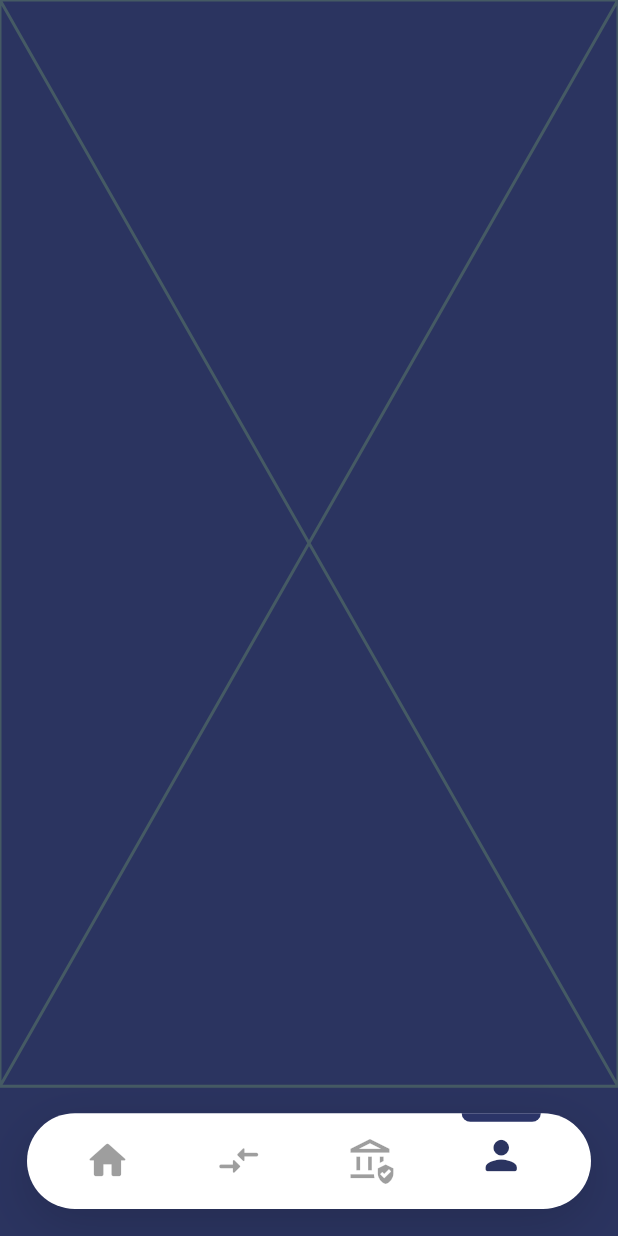
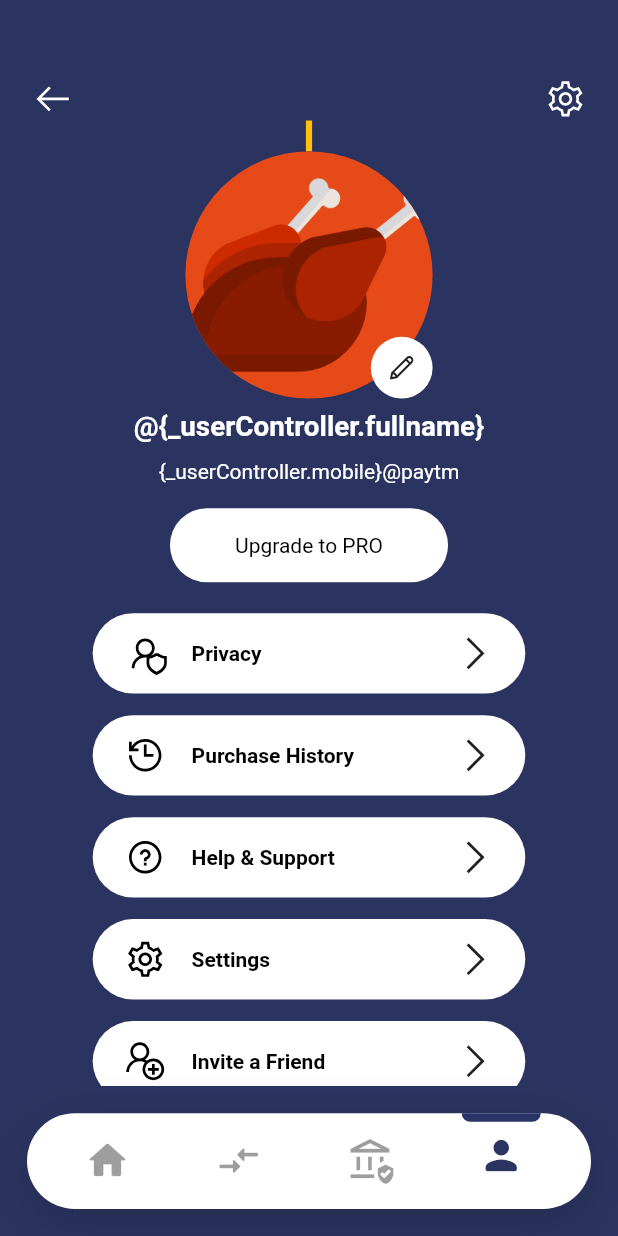
Before and after one commit to Anthracite2-0/coalTrackingApp, a Flutter app: the NavigationContainer screen opened directly, after a tap on the "compare arrows" icon, after a tap on the "person" icon, on a phone screen of 412 x 824 dp. Run offline on Flutter 3.47's test engine with Material 2 defaults, Android fonts, the phone set to English and light mode, and no system bars; our stand-ins replace animated_theme_switcher, flutter_screenutil, flutter_secure_storage, flutter_svg, geocoding, geolocator and 4 more; missing offline and left inert: custom_info_window, flutter_geocoder, flutter_polyline_points; accounts and stored records are empty.

Commit message:
profile page

```diff
--- a/lib/views/navigation_container.dart
+++ b/lib/views/navigation_container.dart
@@ -1,3 +1,5 @@
+import 'package:coal_tracking_app/views/pages/empty.dart';
+import 'package:coal_tracking_app/views/pages/profile_folder/profile.dart';
 import 'package:flutter/cupertino.dart';
 import 'package:flutter/material.dart';
 import 'package:flutter/src/widgets/container.dart';
@@ -9,7 +11,7 @@ import 'package:coal_tracking_app/views/pages/homepage.dart';
 // import 'package:frontend/views/pages/onboarding_folder/age.dart';
 // import 'package:frontend/views/pages/onboarding_folder/details.dart';
 
-import 'package:coal_tracking_app/views/pages/profile_folder/profile_page.dart';
+// import 'package:coal_tracking_app/views/pages/profile_folder/profile_page.dart';
 // import 'package:frontend/views/pages/expense_folder/statistics.dart';
 // import 'package:frontend/views/pages/splash_screen.dart';
 import 'package:get/get.dart';
@@ -26,7 +28,7 @@ class _NavigationContainerState extends State<NavigationContainer> {
 
   //
 
-  List Screen = [HomePage(), ProfilePage(), ProfilePage(), ProfilePage()];
+  List Screen = [HomePage(), Empty(), Empty(), Profile()];
 
   @override
   Widget build(BuildContext context) {
--- /dev/null
+++ b/lib/views/pages/empty.dart
@@ -0,0 +1,10 @@
+import 'package:flutter/cupertino.dart';
+
+class Empty extends StatelessWidget {
+  const Empty({super.key});
+
+  @override
+  Widget build(BuildContext context) {
+    return const Placeholder();
+  }
+}
--- /dev/null
+++ b/lib/views/pages/profile_folder/profile.dart
@@ -0,0 +1,290 @@
+import 'package:coal_tracking_app/views/pages/login_folder/login_page.dart';
+import 'package:coal_tracking_app/views/pages/profile_folder/profile_list_item.dart';
+import 'package:flutter/cupertino.dart';
+import 'package:flutter/material.dart';
+import 'package:flutter_secure_storage/flutter_secure_storage.dart';
+// import 'package:flutter/src/widgets/container.dart';
+// import 'package:flutter/src/widgets/framework.dart';
+// import 'package:flutter_screenutil/flutter_screenutil.dart';
+// import 'package:frontend/controllers/user_controller.dart';
+// import 'package:frontend/models/login_response_model.dart';
+import 'package:coal_tracking_app/utils/constants.dart';
+// import 'package:frontend/views/pages/login_folder/loginpage.dart';
+// import 'package:coal_tracking_app/views/pages/profile_folder/profile_list_item.dart';
+import 'package:coal_tracking_app/views/widgets/loading.dart';
+import 'package:get/get.dart';
+import 'package:get/get_core/src/get_main.dart';
+import 'package:line_awesome_flutter/line_awesome_flutter.dart';
+import 'package:animated_theme_switcher/animated_theme_switcher.dart';
+
+class Profile extends StatefulWidget {
+  const Profile({super.key});
+  @override
+  State<Profile> createState() => _ProfileState();
+}
+
+class _ProfileState extends State<Profile> {
+  bool isFirst = true;
+  final storage = new FlutterSecureStorage();
+  // final UserController _userController = Get.put(UserController());
+
+  Future<void> logoutUser() async {
+    await storage.deleteAll();
+    Navigator.pushAndRemoveUntil(context,
+        MaterialPageRoute(builder: (context) => LoginPage()), (route) => false);
+  }
+
+  @override
+  Widget build(BuildContext context) {
+    // ScreenUtil.init(context,
+    //     designSize: const Size(896, 414), minTextAdapt: true);
+    var size = MediaQuery.of(context).size;
+    var height = size.height;
+    var width = size.width;
+
+    // final UserController _userController = Get.put(UserController());
+    // _userController.getUserData();
+
+    var header = Row(
+      mainAxisAlignment: MainAxisAlignment.spaceBetween,
+      crossAxisAlignment: CrossAxisAlignment.start,
+      children: <Widget>[
+        Container(
+          width: width * 0.05,
+          color: Colors.blue,
+        ),
+        Icon(
+          LineAwesomeIcons.arrow_left,
+          size: width * 0.07,
+          color: Colors.white,
+        ),
+        Expanded(child: SizedBox(width: width * 0.05)),
+        // profileInfo,
+        Icon(
+          LineAwesomeIcons.cog,
+          size: width * 0.07,
+          color: Colors.white,
+        ),
+
+        SizedBox(width: width * 0.05),
+      ],
+    );
+
+    // return ThemeSwitchingArea(
+    return Scaffold(
+      backgroundColor: Color(0xff2B3460),
+      body:
+          //Obx(() {
+          //if (false) {
+          //if (_userController.isLoading.value == true) {
+          //return const Center(child: Loading());
+          //}
+          //else {
+          // return
+          SingleChildScrollView(
+        physics: const BouncingScrollPhysics(),
+        child: Column(
+          mainAxisAlignment: MainAxisAlignment.center,
+          children: <Widget>[
+            Container(
+              height: width * 0.125,
+              // color: Colors.transparent,
+            ),
+            header,
+            Column(
+              children: <Widget>[
+                Container(
+                  height: width * 0.05,
+                  width: width * 0.01,
+                  color: Colors.amber,
+                ),
+                Container(
+                  height: width * 0.4,
+                  width: width * 0.4,
+                  //margin: EdgeInsets.only(top: width * 3),
+                  child: Stack(
+                    children: <Widget>[
+                      CircleAvatar(
+                        radius: width * 0.2,
+                        backgroundImage:
+                            const AssetImage('assets/images/chicken.png'),
+                      ),
+                      Align(
+                        alignment: Alignment.bottomRight,
+                        child: Container(
+                          height: width * 0.10,
+                          width: width * 0.10,
+                          decoration: BoxDecoration(
+                            color: Colors.white,
+                            shape: BoxShape.circle,
+                          ),
+                          child: Center(
+                            heightFactor: width * 0.2,
+                            widthFactor: width * 0.2,
+                            child: Icon(
+                              LineAwesomeIcons.pen,
+                              color: kDarkPrimaryColor,
+                              size: width * 0.05,
+                            ),
+                          ),
+                        ),
+                      ),
+                    ],
+                  ),
+                ),
+                SizedBox(height: width * 0.02),
+                Text("@{_userController.fullname}", //rempved ${}
+                    style: TextStyle(
+                        color: Colors.white,
+                        fontWeight: FontWeight.w600,
+                        fontSize: width * 0.045)),
+                SizedBox(height: width * 0.025),
+                Text(
+                  "{_userController.mobile}"
+                  "@paytm", ////rempved ${}
+                  style: TextStyle(
+                    // fontSize: ScreenUtil().setSp(kSpacingUnit.w * 1.5),
+                    fontWeight: FontWeight.w400,
+                    color: Colors.white,
+                  ),
+                ),
+                SizedBox(height: width * 0.04),
+                Container(
+                  height: width * 0.12,
+                  width: width * 0.45,
+                  decoration: BoxDecoration(
+                      borderRadius: BorderRadius.circular(width * 3),
+                      color: Colors.white),
+                  child: Center(
+                    child: Text(
+                      'Upgrade to PRO',
+                      style: TextStyle(
+                        // fontSize: ScreenUtil().setSp(kSpacingUnit.w * 1.5),
+                        fontWeight: FontWeight.w400,
+                        color: Colors.black,
+                      ),
+                    ),
+                  ),
+                ),
+              ],
+            ),
+            SizedBox(height: width * 0.05),
+            Container(
+              child: Column(
+                children: <Widget>[
+                  ProfileListItem(
+                    icon: LineAwesomeIcons.user_shield,
+                    text: 'Privacy',
+                  ),
+                  ProfileListItem(
+                    icon: LineAwesomeIcons.history,
+                    text: 'Purchase History',
+                  ),
+                  ProfileListItem(
+                    icon: LineAwesomeIcons.question_circle,
+                    text: 'Help & Support',
+                  ),
+                  ProfileListItem(
+                    icon: LineAwesomeIcons.cog,
+                    text: 'Settings',
+                  ),
+                  ProfileListItem(
+                    icon: LineAwesomeIcons.user_plus,
+                    text: 'Invite a Friend',
+                  ),
+                  GestureDetector(
+                    onTap: () => {
+                      logoutUser(),
+                    },
+                    child: ProfileListItem(
+                      icon: LineAwesomeIcons.alternate_sign_out,
+                      text: 'Logout',
+                      hasNavigation: false,
+                    ),
+                  ),
+                ],
+              ),
+            )
+          ],
+        ),
+      ),
+      // }
+      // }),
+    );
+    // var profileInfo = Column(
+    //   children: <Widget>[
+    //     Container(
+    //       height: width * 0.05,
+    //       width: width * 0.01,
+    //       color: Colors.amber,
+    //     ),
+    //     Container(
+    //       height: width * 0.4,
+    //       width: width * 0.4,
+    //       //margin: EdgeInsets.only(top: width * 3),
+    //       child: Stack(
+    //         children: <Widget>[
+    //           CircleAvatar(
+    //             radius: width * 0.2,
+    //             backgroundImage: const AssetImage('images/avatar.png'),
+    //           ),
+    //           Align(
+    //             alignment: Alignment.bottomRight,
+    //             child: Container(
+    //               height: width * 0.10,
+    //               width: width * 0.10,
+    //               decoration: BoxDecoration(
+    //                 color: Colors.white,
+    //                 shape: BoxShape.circle,
+    //               ),
+    //               child: Center(
+    //                 heightFactor: width * 0.2,
+    //                 widthFactor: width * 0.2,
+    //                 child: Icon(
+    //                   LineAwesomeIcons.pen,
+    //                   color: kDarkPrimaryColor,
+    //                   size: width * 0.05,
+    //                 ),
+    //               ),
+    //             ),
+    //           ),
+    //         ],
+    //       ),
+    //     ),
+    //     SizedBox(height: width * 0.02),
+    //     Text('@${_userController.fullname}',
+    //         style: TextStyle(
+    //             color: Colors.white,
+    //             fontWeight: FontWeight.w600,
+    //             fontSize: width * 0.045)),
+    //     SizedBox(height: width * 0.025),
+    //     Text(
+    //       '6387242986@paytm',
+    //       style: TextStyle(
+    //         // fontSize: ScreenUtil().setSp(kSpacingUnit.w * 1.5),
+    //         fontWeight: FontWeight.w400,
+    //         color: Colors.white,
+    //       ),
+    //     ),
+    //     SizedBox(height: width * 0.04),
+    //     Container(
+    //       height: width * 0.12,
+    //       width: width * 0.45,
+    //       decoration: BoxDecoration(
+    //           borderRadius: BorderRadius.circular(width * 3),
+    //           color: Colors.white),
+    //       child: Center(
+    //         child: Text(
+    //           'Upgrade to PRO',
+    //           style: TextStyle(
+    //             // fontSize: ScreenUtil().setSp(kSpacingUnit.w * 1.5),
+    //             fontWeight: FontWeight.w400,
+    //             color: Colors.black,
+    //           ),
+    //         ),
+    //       ),
+    //     ),
+    //   ],
+    // ),
+  }
+}
--- /dev/null
+++ b/lib/views/pages/profile_folder/profile_list_item.dart
@@ -0,0 +1,62 @@
+import 'package:flutter/material.dart';
+// import 'package:flutter_screenutil/flutter_screenutil.dart';
+import 'package:coal_tracking_app/utils/constants.dart';
+import 'package:line_awesome_flutter/line_awesome_flutter.dart';
+
+class ProfileListItem extends StatelessWidget {
+  final IconData icon;
+  final String text;
+  final bool hasNavigation;
+
+  ProfileListItem({
+    Key? key,
+    required this.icon,
+    this.text = "",
+    this.hasNavigation = true,
+  }) : super(key: key);
+
+  @override
+  Widget build(BuildContext context) {
+    var size = MediaQuery.of(context).size;
+    var height = size.height;
+    var width = size.width;
+    return Container(
+      height: width * 0.13,
+      margin: EdgeInsets.symmetric(
+        horizontal: width * 0.15,
+      ).copyWith(
+        bottom: width * 0.035,
+      ),
+      padding: EdgeInsets.symmetric(
+        horizontal: width * 0.05,
+      ),
+      decoration: BoxDecoration(
+        borderRadius: BorderRadius.circular(width * 0.3),
+        color: Colors.white,
+      ),
+      child: Row(
+        children: <Widget>[
+          Icon(
+            icon,
+            size: width * 0.07,
+            color: Colors.black,
+          ),
+          SizedBox(width: width * 0.04),
+          Text(
+            text,
+            style: TextStyle(
+              color: Colors.black,
+              fontWeight: FontWeight.w600,
+            ),
+          ),
+          Spacer(),
+          if (hasNavigation)
+            Icon(
+              LineAwesomeIcons.angle_right,
+              size: width * 0.07,
+            ),
+        ],
+      ),
+    );
+  }
+}
--- a/lib/views/pages/profile_folder/profile_page.dart
+++ /dev/null
@@ -1,15 +0,0 @@
-import 'package:flutter/material.dart';
-
-class ProfilePage extends StatefulWidget {
-  const ProfilePage({super.key});
-
-  @override
-  State<ProfilePage> createState() => _ProfilePageState();
-}
-
-class _ProfilePageState extends State<ProfilePage> {
-  @override
-  Widget build(BuildContext context) {
-    return const Placeholder();
-  }
-}
--- a/pubspec.yaml
+++ b/pubspec.yaml
@@ -35,6 +35,7 @@ dependencies:
   url_launcher: ^6.1.14
   flutter_secure_storage: ^9.0.0
   provider: ^6.1.1
+  line_awesome_flutter: ^2.0.0
 
 
 dev_dependencies:
```
Also changed, not shown: pubspec.lock.
